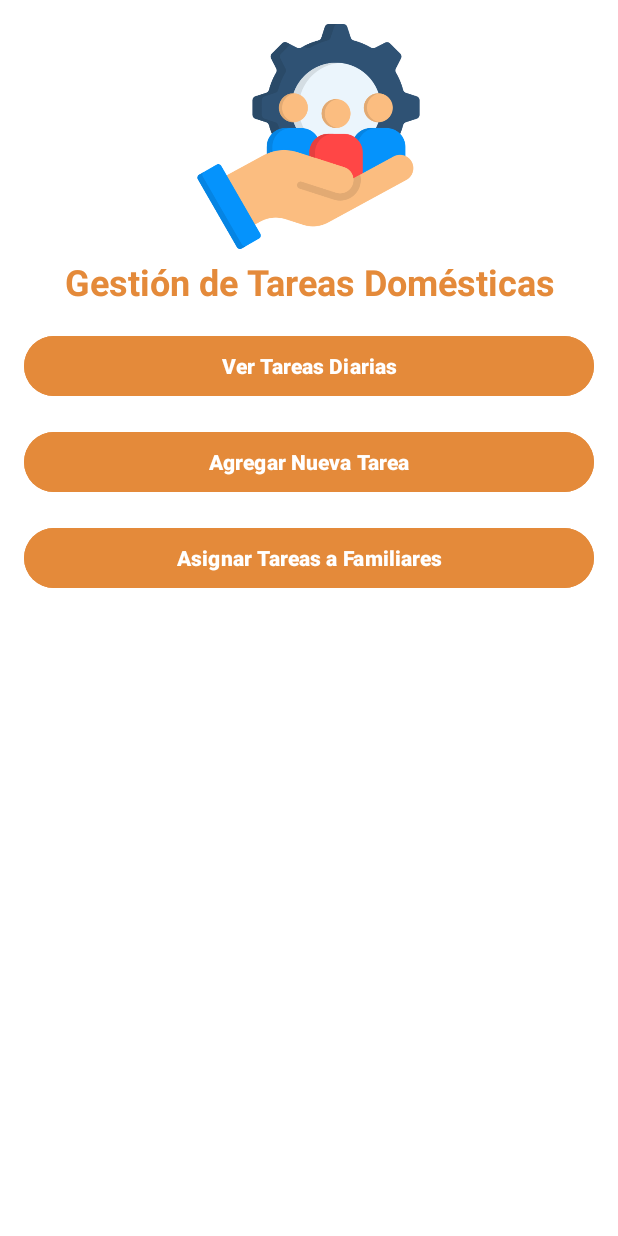
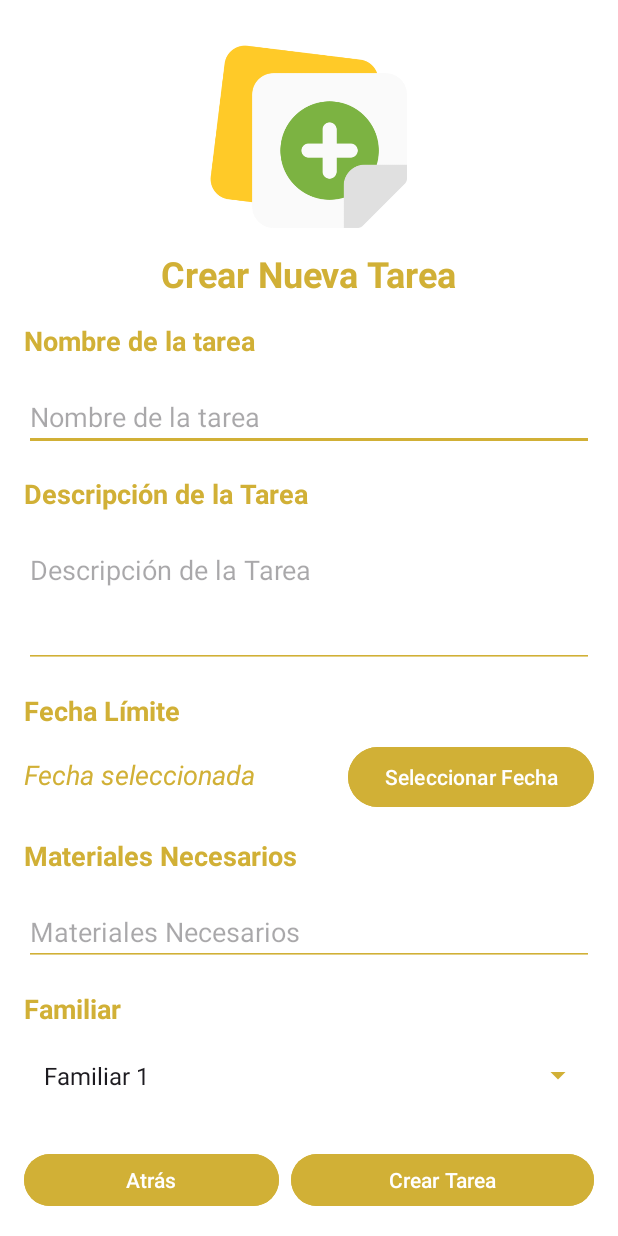
Before and after one commit to pavazfer/VIU_Dispositivos_moviles_app_android, an Android app: the screen it shows after launch (InicioDomesticActivities before the commit, CreateTask after it), after a tap on "Agregar Nueva Tarea", on a phone screen of 412 x 824 dp. Run offline under Robolectric (Android 15) with nearby library versions, the light colour scheme and no system bars.

Commit message:
Ajustes y pantalla crear tarea

```diff
--- a/app/src/main/java/com/viu/dispositivosmoviles/actividad1/AssignTasks.kt
+++ b/app/src/main/java/com/viu/dispositivosmoviles/actividad1/AssignTasks.kt
@@ -53,7 +53,7 @@ class AssignTasks: AppCompatActivity() {
         adapter.setDropDownViewResource(android.R.layout.simple_spinner_dropdown_item)
         taskNameSpinner.adapter = adapter
 
-        val familyMembers = arrayOf("Familiar 1", "Familiar 2", "Familiar 3") // Reemplaza con los nombres reales
+        val familyMembers = FamilyUtils.getFamilyMembers()
         val familyAdapter = ArrayAdapter(this, android.R.layout.simple_spinner_item, familyMembers)
         familyAdapter.setDropDownViewResource(android.R.layout.simple_spinner_dropdown_item)
         familyMemberSpinner.adapter = familyAdapter
--- /dev/null
+++ b/app/src/main/java/com/viu/dispositivosmoviles/actividad1/CreateTask.kt
@@ -0,0 +1,112 @@
+package com.viu.dispositivosmoviles.actividad1
+
+import TasksAdapter
+import android.app.DatePickerDialog
+import android.os.Bundle
+import android.view.Window
+import android.view.WindowManager
+import android.widget.ArrayAdapter
+import android.widget.Button
+import android.widget.DatePicker
+import android.widget.EditText
+import android.widget.Spinner
+import android.widget.TextView
+import android.widget.Toast
+import androidx.appcompat.app.AppCompatActivity
+import java.util.Calendar
+
+class CreateTask : AppCompatActivity() {
+
+    private lateinit var editTextTaskName: EditText
+    private lateinit var editTextTaskDescription: EditText
+    private lateinit var editTextMaterials: EditText
+    private lateinit var spinnerFamilyMember: Spinner
+    private lateinit var buttonSelectDate: Button
+    private lateinit var textViewSelectedDate: TextView
+    private lateinit var buttonCreateTask: Button
+
+    private lateinit var adaptador: TasksAdapter
+
+    override fun onCreate(savedInstanceState: Bundle?) {
+        super.onCreate(savedInstanceState)
+
+        // Cambiar el color de la barra de estado
+        if (android.os.Build.VERSION.SDK_INT >= android.os.Build.VERSION_CODES.LOLLIPOP) {
+            val window: Window = this.window
+            window.addFlags(WindowManager.LayoutParams.FLAG_DRAWS_SYSTEM_BAR_BACKGROUNDS)
+            window.statusBarColor = resources.getColor(R.color.amarillo, theme)
+        }
+
+        setContentView(R.layout.activity_create_task)
+
+        editTextTaskName = findViewById(R.id.editTextTaskName)
+        editTextTaskDescription = findViewById(R.id.editTextTaskDescription)
+        editTextMaterials = findViewById(R.id.editTextMaterials)
+        spinnerFamilyMember = findViewById(R.id.spinnerFamilyMember)
+        buttonSelectDate = findViewById(R.id.buttonSelectDate)
+        textViewSelectedDate = findViewById(R.id.textViewSelectedDate)
+        buttonCreateTask = findViewById(R.id.buttonCreateTask)
+
+        val familyMembers = FamilyUtils.getFamilyMembers()
+        val familyAdapter = ArrayAdapter(this, android.R.layout.simple_spinner_item, familyMembers)
+        familyAdapter.setDropDownViewResource(android.R.layout.simple_spinner_dropdown_item)
+        spinnerFamilyMember.adapter = familyAdapter
+
+        buttonSelectDate.setOnClickListener {
+            // Lógica para seleccionar la fecha
+            showDatePicker()
+        }
+
+        val buttonAtras = findViewById<Button>(R.id.backButton)
+        buttonAtras.setOnClickListener {
+            finish() // Finaliza la actividad actual al hacer clic en el botón "Atrás"
+        }
+
+        buttonCreateTask.setOnClickListener {
+            val taskName = editTextTaskName.text.toString()
+            val taskDescription = editTextTaskDescription.text.toString()
+            val materials = editTextMaterials.text.toString()
+            val selectedDate = textViewSelectedDate.text.toString()
+            val selectedFamilyMember = spinnerFamilyMember.selectedItem.toString()
+
+
+            if (taskName.isNotEmpty() && taskDescription.isNotEmpty()) {
+                // Lógica para crear la nueva tarea con todos los datos
+                val newTask = TaskDetails()
+                newTask.name = taskName
+                newTask.description = taskDescription
+                newTask.materials = materials
+                newTask.deadline = selectedDate
+                newTask.family = selectedFamilyMember
+
+                val currentTasks = TasksUtils.getDefaultTasks().toMutableList()
+                currentTasks.add(newTask)
+                TasksUtils.updateTasks(currentTasks)
+
+                val message = "Nueva tarea creada: $taskName, $taskDescription"
+                Toast.makeText(this, message, Toast.LENGTH_SHORT).show()
+                finish() // Finaliza la actividad después de crear la tarea
+            } else {
+                Toast.makeText(this, "Completa os campos para crear la tarea", Toast.LENGTH_SHORT).show()
+            }
+        }
+
+        adaptador = TasksAdapter(this, TasksUtils.getDefaultTasks())
+    }
+
+    private fun showDatePicker() {
+        val calendar = Calendar.getInstance()
+        val year = calendar.get(Calendar.YEAR)
+        val month = calendar.get(Calendar.MONTH)
+        val day = calendar.get(Calendar.DAY_OF_MONTH)
+
+        val datePickerDialog = DatePickerDialog(this,
+            { datePicker: DatePicker, year: Int, month: Int, day: Int ->
+                val selectedDate = "$day/${month + 1}/$year"
+                textViewSelectedDate.text = "$selectedDate"
+                Toast.makeText(this, "Fecha seleccionada $selectedDate", Toast.LENGTH_SHORT).show()
+            }, year, month, day
+        )
+        datePickerDialog.show()
+    }
+}
--- a/app/src/main/java/com/viu/dispositivosmoviles/actividad1/FamilyUtils.kt
+++ b/app/src/main/java/com/viu/dispositivosmoviles/actividad1/FamilyUtils.kt
@@ -1,4 +1,15 @@
 package com.viu.dispositivosmoviles.actividad1
 
 class FamilyUtils {
+
+    companion object {
+        private val familyMembers = arrayOf("Familiar 1", "Familiar 2", "Familiar 3")
+
+        fun getFamilyMembers(): Array<String> {
+            return familyMembers
+        }
+    }
+
+
+
 }
--- a/app/src/main/java/com/viu/dispositivosmoviles/actividad1/InicioDomesticActivities.kt
+++ b/app/src/main/java/com/viu/dispositivosmoviles/actividad1/InicioDomesticActivities.kt
@@ -5,7 +5,6 @@ import android.os.Bundle
 import android.view.Window
 import android.view.WindowManager
 import android.widget.Button
-import android.widget.ImageView
 import androidx.appcompat.app.AppCompatActivity
 
 class InicioDomesticActivities : AppCompatActivity() {
@@ -34,6 +33,8 @@ class InicioDomesticActivities : AppCompatActivity() {
 
         buttonAgregarTarea.setOnClickListener {
             // Implementa la lógica para agregar una nueva tarea doméstica
+            val intent = Intent(this, CreateTask::class.java)
+            startActivity(intent)
         }
 
         buttonAsignarTareas.setOnClickListener {
--- a/app/src/main/res/layout/activity_assign_tasks.xml
+++ b/app/src/main/res/layout/activity_assign_tasks.xml
@@ -36,6 +36,7 @@
         android:layout_width="wrap_content"
         android:layout_height="wrap_content"
         android:text="@string/task"
+        android:textStyle="bold"
         android:textColor="@color/verde"
         android:textSize="18sp"
         android:layout_marginBottom="16dp" />
@@ -56,6 +57,7 @@
         android:layout_width="wrap_content"
         android:layout_height="wrap_content"
         android:text="@string/familiar"
+        android:textStyle="bold"
         android:textColor="@color/verde"
         android:textSize="18sp"
         android:layout_marginBottom="16dp" />
--- /dev/null
+++ b/app/src/main/res/layout/activity_create_task.xml
@@ -0,0 +1,181 @@
+<?xml version="1.0" encoding="utf-8"?>
+<LinearLayout xmlns:android="http://schemas.android.com/apk/res/android"
+    android:layout_width="match_parent"
+    android:layout_height="match_parent"
+    android:orientation="vertical"
+    android:padding="16dp"
+    android:background="@color/blanco">
+
+    <LinearLayout
+        android:layout_width="match_parent"
+        android:layout_height="wrap_content"
+        android:orientation="vertical"
+        android:gravity="center_horizontal">
+
+        <ImageView
+            android:id="@+id/taskImageView"
+            android:layout_width="150dp"
+            android:layout_height="150dp"
+            android:scaleType="centerCrop"
+            android:src="@drawable/nueva_tarea" />
+
+        <TextView
+            android:id="@+id/titleTextView"
+            android:layout_width="wrap_content"
+            android:layout_height="wrap_content"
+            android:text="@string/crear_nueva_tarea"
+            android:textSize="24sp"
+            android:textStyle="bold"
+            android:layout_marginBottom="16dp"
+            android:textColor="@color/amarillo" />
+    </LinearLayout>
+
+    <TextView
+        android:id="@+id/nameTareaTextView"
+        android:layout_width="wrap_content"
+        android:layout_height="wrap_content"
+        android:text="@string/name_tarea"
+        android:textColor="@color/amarillo"
+        android:textSize="18sp"
+        android:textStyle="bold"
+        android:layout_marginBottom="16dp" />
+
+    <EditText
+        android:id="@+id/editTextTaskName"
+        android:layout_width="match_parent"
+        android:layout_height="wrap_content"
+        android:hint="@string/name_tarea"
+        android:inputType="text"
+        android:layout_marginBottom="16dp"
+        android:textColor="@color/amarillo"
+        android:backgroundTint="@color/amarillo"
+        style="@style/CustomEditTextStyle"/>
+
+    <TextView
+        android:id="@+id/descripcionTareaTextView"
+        android:layout_width="wrap_content"
+        android:layout_height="wrap_content"
+        android:text="@string/descripcion_tarea"
+        android:textColor="@color/amarillo"
+        android:textSize="18sp"
+        android:textStyle="bold"
+        android:layout_marginBottom="16dp" />
+
+    <EditText
+        android:id="@+id/editTextTaskDescription"
+        android:layout_width="match_parent"
+        android:layout_height="wrap_content"
+        android:hint="@string/descripcion_tarea"
+        android:inputType="textMultiLine"
+        android:minLines="3"
+        android:gravity="top"
+        android:layout_marginBottom="16dp"
+        android:textColor="@color/amarillo"
+        android:backgroundTint="@color/amarillo"
+        style="@style/CustomEditTextStyle"/>
+
+    <TextView
+        android:id="@+id/textViewDeadline"
+        android:layout_width="match_parent"
+        android:layout_height="wrap_content"
+        android:text="@string/fecha_limite"
+        android:textSize="18sp"
+        android:textStyle="bold"
+        android:layout_marginBottom="8dp"
+        android:textColor="@color/amarillo" />
+
+    <LinearLayout
+        android:layout_width="match_parent"
+        android:layout_height="wrap_content"
+        android:orientation="horizontal"
+        android:layout_marginBottom="16dp">
+
+        <TextView
+            android:id="@+id/textViewSelectedDate"
+            android:layout_width="0dp"
+            android:layout_height="wrap_content"
+            android:layout_weight="1"
+            android:text="@string/fecha_seleccionada"
+            android:textStyle="italic"
+            android:textSize="18sp"
+            android:textColor="@color/amarillo"/>
+
+        <Button
+            android:id="@+id/buttonSelectDate"
+            android:layout_width="wrap_content"
+            android:layout_height="wrap_content"
+            android:text="@string/seleccionar_fecha"
+            android:textColor="@color/blanco"
+            android:backgroundTint="@color/amarillo" />
+    </LinearLayout>
+
+    <TextView
+        android:id="@+id/materialesTareaTextView"
+        android:layout_width="wrap_content"
+        android:layout_height="wrap_content"
+        android:text="@string/materiales_necesarios"
+        android:textColor="@color/amarillo"
+        android:textSize="18sp"
+        android:textStyle="bold"
+        android:layout_marginBottom="16dp" />
+
+    <EditText
+        android:id="@+id/editTextMaterials"
+        android:layout_width="match_parent"
+        android:layout_height="wrap_content"
+        android:hint="@string/materiales_necesarios"
+        android:inputType="text"
+        android:layout_marginBottom="16dp"
+        android:textColor="@color/amarillo"
+        android:backgroundTint="@color/amarillo"
+        style="@style/CustomEditTextStyle" />
+
+    <TextView
+        android:id="@+id/familyMemberTextView"
+        android:layout_width="wrap_content"
+        android:layout_height="wrap_content"
+        android:text="@string/familiar"
+        android:textColor="@color/amarillo"
+        android:textSize="18sp"
+        android:textStyle="bold"
+        android:layout_marginBottom="16dp" />
+
+    <Spinner
+        android:id="@+id/spinnerFamilyMember"
+        android:layout_width="match_parent"
+        android:layout_height="wrap_content"
+        android:layout_marginBottom="16dp"
+        android:textColor="@color/amarillo"
+
+        android:backgroundTint="@color/amarillo"
+        android:popupBackground="@color/amarillo"
+        android:padding="5dp"/>
+
+    <LinearLayout
+        android:layout_width="match_parent"
+        android:layout_height="wrap_content"
+        android:orientation="horizontal">
+
+        <Button
+            android:id="@+id/backButton"
+            android:layout_width="wrap_content"
+            android:layout_height="wrap_content"
+            android:text="@string/atras"
+            android:textColor="@color/blanco"
+            android:layout_weight="1"
+            android:layout_marginEnd="8dp"
+            android:layout_marginTop="16dp"
+            android:backgroundTint="@color/amarillo"/>
+
+        <Button
+            android:id="@+id/buttonCreateTask"
+            android:layout_width="wrap_content"
+            android:layout_height="wrap_content"
+            android:text="@string/crear_tarea"
+            android:textColor="@color/blanco"
+            android:layout_weight="1"
+            android:layout_marginTop="16dp"
+            android:backgroundTint="@color/amarillo" />
+
+    </LinearLayout>
+</LinearLayout>
--- a/app/src/main/res/layout/activity_show_tasks.xml
+++ b/app/src/main/res/layout/activity_show_tasks.xml
@@ -37,6 +37,7 @@
 
 
     <androidx.cardview.widget.CardView
+        android:id="@+id/tareas"
         android:layout_width="match_parent"
         android:layout_height="wrap_content"
         android:layout_margin="16dp"
@@ -58,7 +59,7 @@
         </LinearLayout>
     </androidx.cardview.widget.CardView>
 
-    <Button
+  <!-- <Button
         android:id="@+id/buttonAtras"
         android:layout_width="wrap_content"
         android:layout_height="wrap_content"
@@ -67,6 +68,26 @@
         android:layout_alignParentBottom="true"
         android:layout_alignParentEnd="true"
         android:layout_margin="16dp"
-        android:backgroundTint="@color/azul"/>
+        android:backgroundTint="@color/azul"
+        android:layout_gravity="start" /> -->
+
+
+    <LinearLayout
+        android:layout_width="match_parent"
+        android:layout_height="wrap_content"
+        android:orientation="horizontal"
+        android:layout_below="@id/tareas">
+
+        <Button
+            android:id="@+id/buttonAtras"
+            android:layout_width="wrap_content"
+            android:layout_height="wrap_content"
+            android:text="@string/atras"
+            android:textColor="@color/blanco"
+            android:layout_weight="1"
+            android:layout_marginEnd="8dp"
+            android:layout_marginTop="16dp"
+            android:backgroundTint="@color/azul"/>
+    </LinearLayout>
 
 </RelativeLayout>
--- a/app/src/main/res/values/colors.xml
+++ b/app/src/main/res/values/colors.xml
@@ -7,4 +7,5 @@
     <color name="gris">#D3D3D3</color>
     <color name="naranja">#E48A3A</color>
     <color name="rojo">#CC4545</color>
+    <color name="amarillo">#D1B036</color>
 </resources>
--- a/app/src/main/res/values/strings.xml
+++ b/app/src/main/res/values/strings.xml
@@ -27,9 +27,16 @@
     <string name="familiar">Familiar</string>
     <string name="assign">Asignar</string>
 
+    <!-- CREAR TAREA -->
+    <string name="crear_nueva_tarea">Crear Nueva Tarea</string>
+    <string name="seleccionar_fecha">Seleccionar Fecha</string>
+    <string name="fecha_seleccionada">Fecha seleccionada</string>
+    <string name="crear_tarea">Crear Tarea</string>
+
     <!-- COMUNES -->
     <string name="atras">Atrás</string>
     <string name="domestic_tasks">Domestic Tasks</string>
 
 
+
 </resources>
--- a/app/src/main/res/values/themes.xml
+++ b/app/src/main/res/values/themes.xml
@@ -3,7 +3,7 @@
     <style name="Base.Theme.Actividad1" parent="Theme.Material3.DayNight.NoActionBar">
         <!-- Customize your light theme here. -->
         <!-- <item name="colorPrimary">@color/my_light_primary</item> -->
-        <item name="android:colorButtonNormal">@color/verde</item>
+
     </style>
 
     <style name="CustomRangeSliderLabel" parent="Widget.MaterialComponents.Tooltip">
@@ -11,5 +11,10 @@
         <item name="backgroundTint">@color/rojo</item>
     </style>
 
+    <style name="CustomEditTextStyle" parent="Widget.AppCompat.EditText">
+        <item name="tooltipForegroundColor">@color/amarillo</item>
+    </style>
+
+
     <style name="Theme.Actividad1" parent="Base.Theme.Actividad1" />
 </resources>
```
Also changed, not shown: app/src/main/AndroidManifest.xml (+8 -0 lines), app/src/main/res/drawable/nueva_tarea.png (added).
